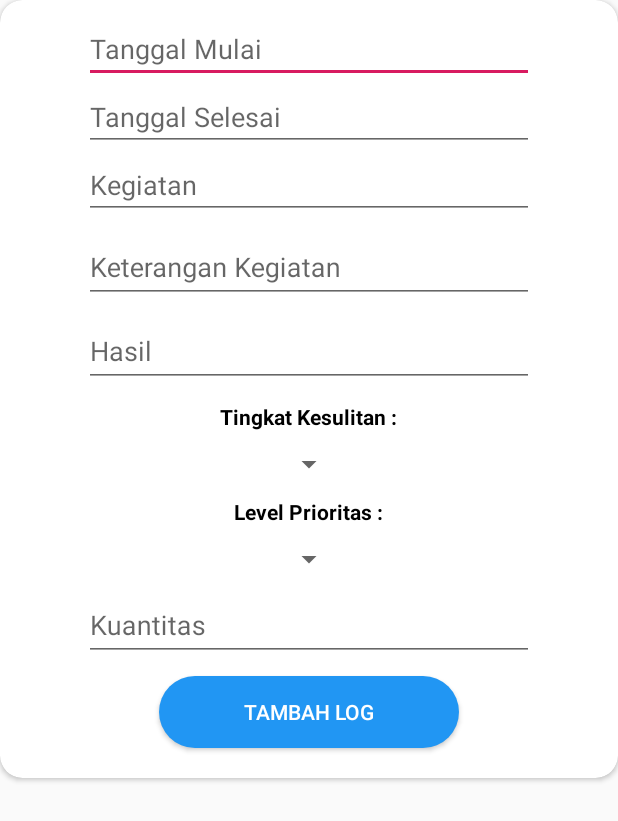
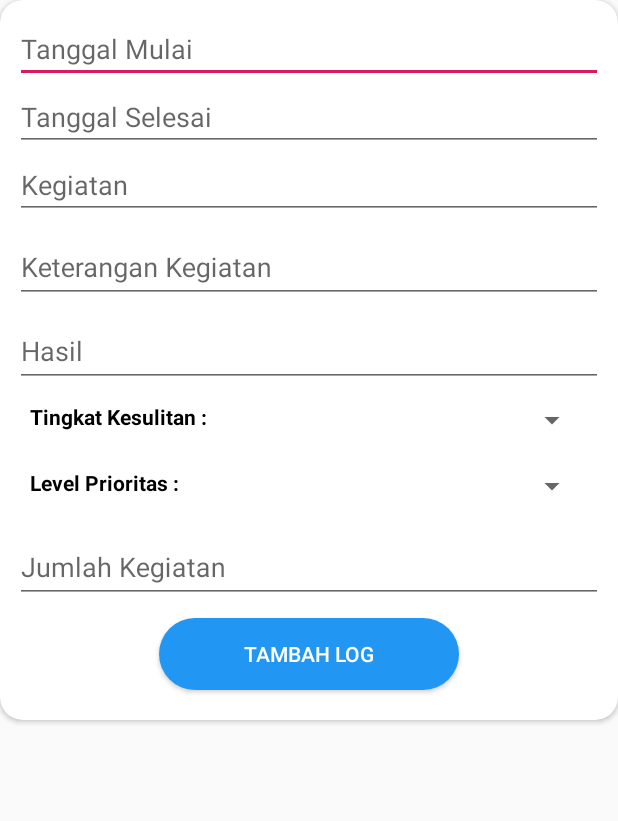
Before and after one commit to gustumaulanaf/LogBook, an Android app: the layout item_tambah.xml on its own in the app's theme, with its tools: preview values and no code run, on a phone screen of 412 x 824 dp. Shown: the top 821 px of the screen. Run offline under Robolectric (Android 15) with nearby library versions, the phone set to English and light mode, and no system bars.

Commit message:
"Kurang banyak"

```diff
--- a/app/build.gradle
+++ b/app/build.gradle
@@ -37,6 +37,12 @@ dependencies {
     //retrofit
     implementation 'com.squareup.retrofit2:retrofit:2.4.0'
     implementation 'com.squareup.retrofit2:converter-gson:2.4.0'
+    //xml
+    implementation ('com.squareup.retrofit2:converter-simplexml:2.1.0'){
+        exclude group: 'xpp3', module: 'xpp3'
+        exclude group: 'stax', module: 'stax-api'
+        exclude group: 'stax', module: 'stax'
+    }
     //Butterknife
     implementation 'com.jakewharton:butterknife:10.1.0'
     annotationProcessor 'com.jakewharton:butterknife-compiler:10.1.0'
--- a/app/src/main/java/com/gustu/logbook/main/interfaces/MainView.java
+++ b/app/src/main/java/com/gustu/logbook/main/interfaces/MainView.java
@@ -10,5 +10,7 @@ public interface MainView {
     void _onKesulitanLoad(List<Kesulitan> kesulitanList);
     void _onPrioritasLoad(List<Priotitas> priotitasList);
     void _onKegiatanLoad(List<Kegiatan> kegiatanList);
+    void _onDataAdd();
+    void _onDataFailedAdd();
     void _onFailed(String t);
 }
--- a/app/src/main/java/com/gustu/logbook/network/API.java
+++ b/app/src/main/java/com/gustu/logbook/network/API.java
@@ -1,5 +1,6 @@
 package com.gustu.logbook.network;
 
+import com.gustu.logbook.main.model.addLogbook.ResponseSaveLogbook;
 import com.gustu.logbook.main.model.kegiatan.Kegiatan;
 import com.gustu.logbook.main.model.levelKesulitan.Kesulitan;
 import com.gustu.logbook.main.model.levelPrioritas.Priotitas;
@@ -38,7 +39,7 @@ public interface API {
     @Headers("Accept:application/json")
     @POST("saveLogbook")
     @FormUrlEncoded
-    void saveLogbook(
+    Call<ResponseSaveLogbook> saveLogbook(
             @Field("id_logbook") String id,
             @Field("tanggal_awal") String tangggalAwal,
             @Field("tanggal_ahir") String tanggalAkhir,
--- a/app/src/main/java/com/gustu/logbook/network/BaseURL.java
+++ b/app/src/main/java/com/gustu/logbook/network/BaseURL.java
@@ -2,6 +2,7 @@ package com.gustu.logbook.network;
 
 import retrofit2.Retrofit;
 import retrofit2.converter.gson.GsonConverterFactory;
+import retrofit2.converter.simplexml.SimpleXmlConverterFactory;
 
 public class BaseURL {
     Retrofit retrofit = null;
@@ -10,6 +11,7 @@ public class BaseURL {
         if (retrofit==null){
             retrofit  = new Retrofit
                     .Builder()
+                    .addConverterFactory(SimpleXmlConverterFactory.create())
                     .addConverterFactory(GsonConverterFactory.create())
                     .baseUrl(BASE_URL)
                     .build();
--- a/app/src/main/res/layout/item_tambah.xml
+++ b/app/src/main/res/layout/item_tambah.xml
@@ -31,48 +31,53 @@
                         android:textColor="@color/biru"
                         android:hint="Tanggal Mulai"
                         android:id="@+id/etTanggalMulai"
-                        android:layout_width="300dp"
+                        android:layout_width="match_parent"
                         android:layout_height="wrap_content" />
                     <EditText
                         android:editable="false"
                         android:textColor="@color/biru"
                         android:hint="Tanggal Selesai"
                         android:id="@+id/etTanggalSelesai"
-                        android:layout_width="300dp"
+                        android:layout_width="match_parent"
                         android:layout_height="wrap_content" />
                <EditText
                         android:editable="false"
                         android:textColor="@color/biru"
                         android:hint="Kegiatan"
                         android:id="@+id/etPilihKegiatan"
-                        android:layout_width="300dp"
+                        android:layout_width="match_parent"
                         android:layout_height="wrap_content" />
 
                     <com.google.android.material.textfield.TextInputLayout
-                        android:layout_width="300dp"
+                        android:layout_width="match_parent"
                         android:hint="Keterangan Kegiatan"
                         android:layout_height="wrap_content">
 
                         <EditText
                             android:textColor="@color/biru"
                             android:id="@+id/etKeteranganKegiatan"
-                            android:layout_width="300dp"
+                            android:layout_width="match_parent"
                             android:layout_height="wrap_content" />
                     </com.google.android.material.textfield.TextInputLayout>
 
                     <com.google.android.material.textfield.TextInputLayout
-                        android:layout_width="300dp"
+                        android:layout_width="match_parent"
                         android:hint="Hasil"
                         android:layout_height="wrap_content">
 
                         <EditText
                             android:textColor="@color/biru"
                             android:id="@+id/etHasil"
-                            android:layout_width="300dp"
+                            android:layout_width="match_parent"
                             android:layout_height="wrap_content" />
                     </com.google.android.material.textfield.TextInputLayout>
+               <LinearLayout
+                   android:layout_width="match_parent"
+                   android:layout_height="wrap_content"
+                   android:orientation="horizontal">
                    <TextView
-                        android:layout_width="wrap_content"
+                       android:layout_width="0dp"
+                       android:layout_weight="1"
                        android:text="Tingkat Kesulitan :"
                        android:textColor="@color/hitam"
                        android:layout_margin="10dp"
@@ -80,31 +85,44 @@
                        android:layout_height="wrap_content" />
 
                    <Spinner
+                       android:layout_weight="1"
+                       android:layout_margin="10dp"
                        android:id="@+id/spTingkatKesulitan"
-                        android:layout_width="wrap_content"
+                       android:layout_width="0dp"
                        android:layout_height="wrap_content" />
+               </LinearLayout>
+                   <LinearLayout
+                       android:layout_width="match_parent"
+                       android:orientation="horizontal"
+                       android:layout_height="wrap_content">
                        <TextView
-                        android:layout_width="wrap_content"
+                           android:layout_width="0dp"
                            android:text="Level Prioritas :"
                            android:textColor="@color/hitam"
                            android:layout_margin="10dp"
                            android:textStyle="bold"
+                           android:layout_weight="1"
                            android:layout_height="wrap_content" />
 
                        <Spinner
                            android:id="@+id/spLevelPrioritas"
-                        android:layout_width="wrap_content"
+                           android:layout_width="0dp"
+                           android:layout_margin="10dp"
+                           android:layout_weight="1"
                            android:layout_height="wrap_content" />
+                   </LinearLayout>
                     <com.google.android.material.textfield.TextInputLayout
-                        android:layout_width="300dp"
-                        android:hint="Kuantitas"
+                        android:layout_width="match_parent"
+                        android:hint="Jumlah Kegiatan"
                         android:layout_height="wrap_content">
                         <EditText
-                            android:id="@+id/etKuantitas"
+                            android:id="@+id/etJumlahKegiatan"
                             android:inputType="number"
                             android:layout_width="match_parent"
                             android:layout_height="wrap_content" />
                     </com.google.android.material.textfield.TextInputLayout>
+
+
                     <Button
                         android:layout_width="200dp"
                         android:background="@drawable/custom_button"
```
Also changed, not shown: app/src/main/java/com/gustu/logbook/main/model/addLogbook/ResponseSaveLogbook.java (added, +36 -0 lines), app/src/main/java/com/gustu/logbook/main/presenter/MainPresenter.java (+19 -0 lines), app/src/main/java/com/gustu/logbook/main/view/MainActivity.java (+35 -5 lines). Lines whose indentation alone changed are shown as unchanged.
